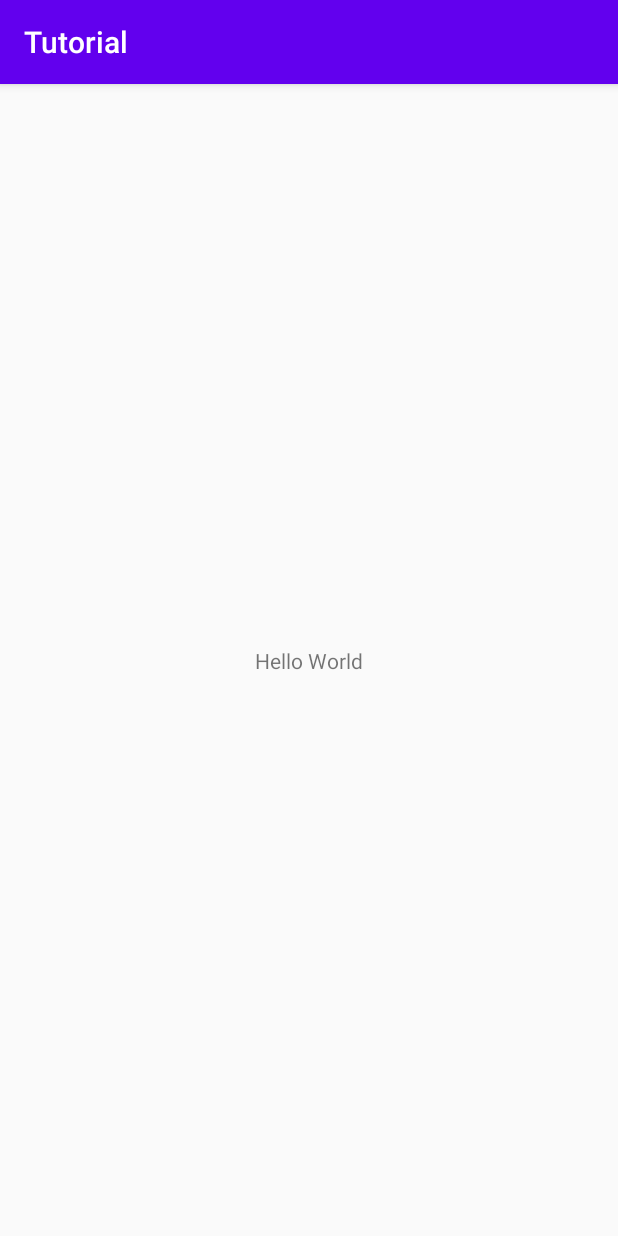
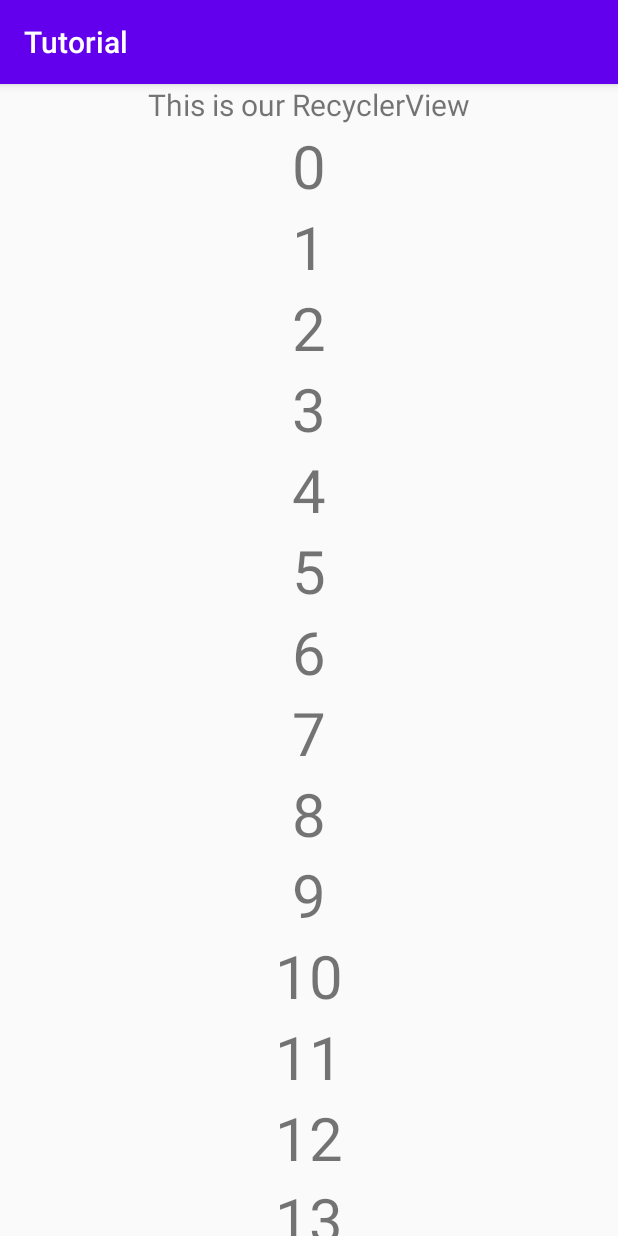
Before and after one commit to knowindeep-int/AndroidTutorials, an Android app: the screen it shows after launch (MainActivity), on a phone screen of 412 x 824 dp. Run offline under Robolectric (Android 15) with nearby library versions, the phone set to English and light mode, and no system bars.

Commit message:
added recycler tutorial

```diff
--- a/app/src/main/java/com/example/tutorial/MainActivity.kt
+++ b/app/src/main/java/com/example/tutorial/MainActivity.kt
@@ -2,12 +2,30 @@ package com.example.tutorial
 
 import android.os.Bundle
 import androidx.appcompat.app.AppCompatActivity
+import androidx.recyclerview.widget.LinearLayoutManager
+import kotlinx.android.synthetic.main.activity_main.*
 
 
 class MainActivity : AppCompatActivity() {
     override fun onCreate(savedInstanceState: Bundle?) {
         super.onCreate(savedInstanceState)
         setContentView(R.layout.activity_main)
+        init()
+    }
+
+    private fun init() {
+        setupRecyclerView()
+    }
+
+    private fun setupRecyclerView() {
+        val list = mutableListOf<Int>()
+        for (i in 0..20)
+            list.add(i)
+
+        recyclerView.apply {
+            adapter = MyAdapter(list, this@MainActivity)
+            layoutManager = LinearLayoutManager(this@MainActivity)
+        }
     }
 
 }
--- a/app/src/main/res/layout/activity_main.xml
+++ b/app/src/main/res/layout/activity_main.xml
@@ -9,12 +9,22 @@
     <TextView
         android:layout_width="wrap_content"
         android:layout_height="wrap_content"
-        android:text="Hello World"
+        android:text="This is our RecyclerView"
         android:id="@+id/textView"
-        app:layout_constraintBottom_toBottomOf="parent"
+        android:textSize="20sp"
         app:layout_constraintLeft_toLeftOf="parent"
         app:layout_constraintRight_toRightOf="parent"
         app:layout_constraintTop_toTopOf="parent" />
 
+    <androidx.recyclerview.widget.RecyclerView
+        android:layout_width="match_parent"
+        android:layout_height="0dp"
+        app:layout_constraintTop_toBottomOf="@id/textView"
+        app:layout_constraintBottom_toBottomOf="parent"
+        app:layout_constraintStart_toStartOf="parent"
+        app:layout_constraintEnd_toEndOf="parent"
+        android:id="@+id/recyclerView"
+        tools:listitem="@layout/item_card"/>
+
 
 </androidx.constraintlayout.widget.ConstraintLayout>
```
